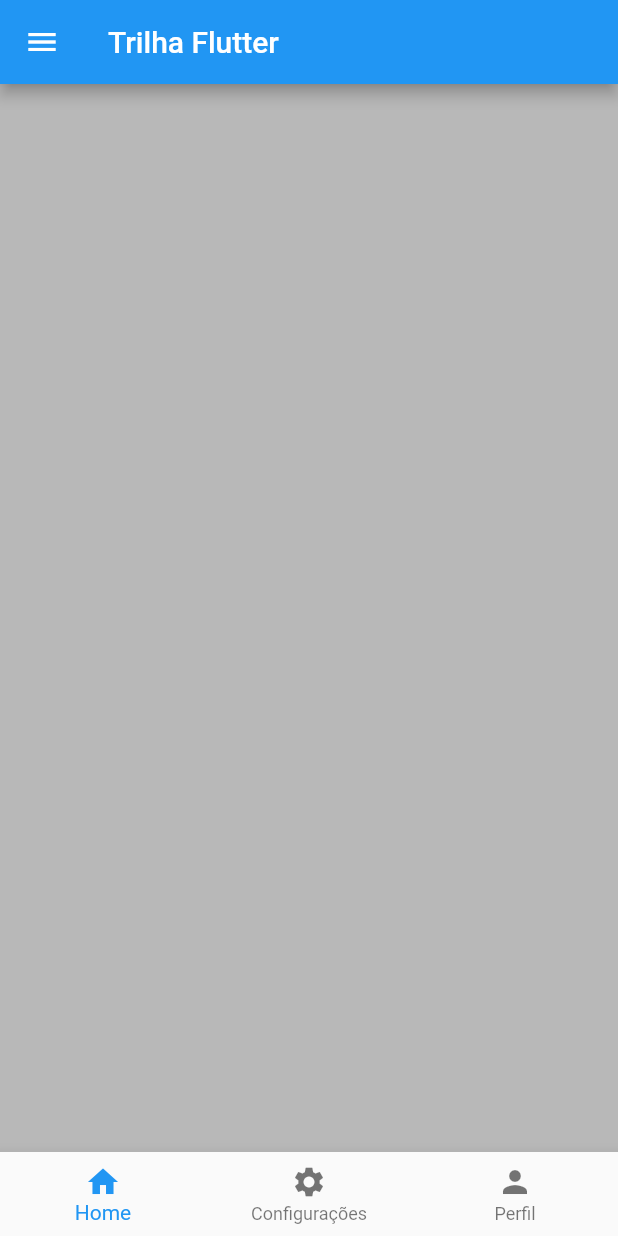
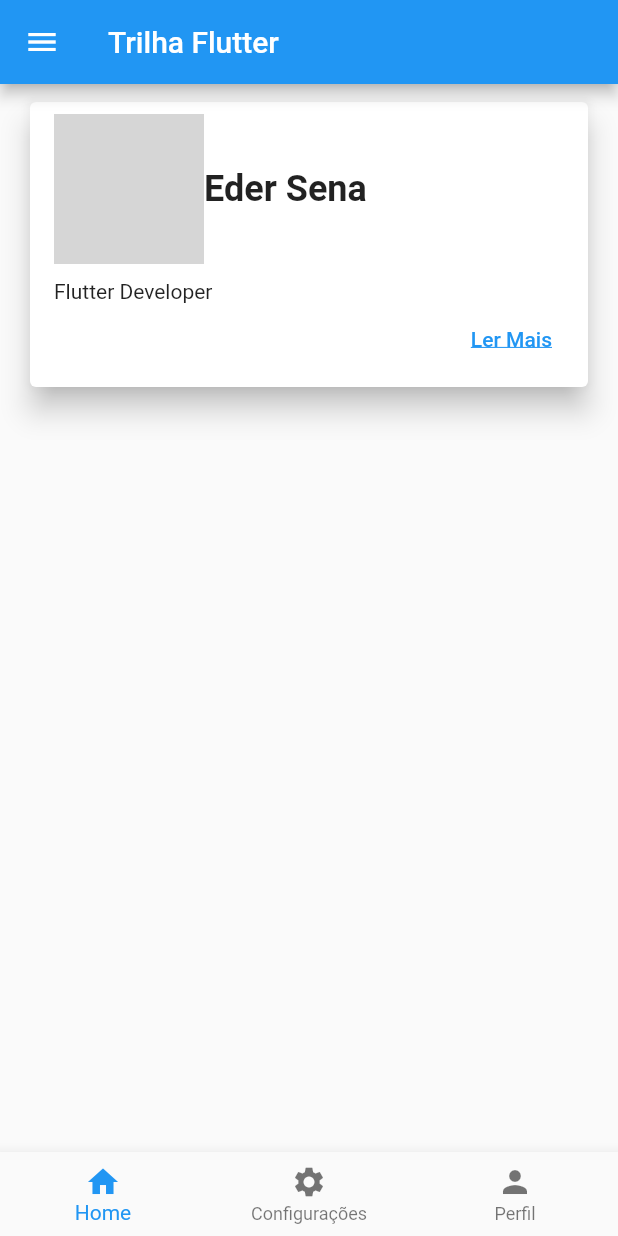
Before and after one commit to ederusena/DioFlutterTrilha, a Flutter app: the MainPage screen opened directly, on a phone screen of 412 x 824 dp. Run offline on Flutter 3.47's test engine with Material 2 defaults, Android fonts, the phone set to English and light mode, and no system bars; our stand-ins replace google_fonts; network calls fail; grey boxes are pictures that could not be loaded.

Commit message:
chore: Card

```diff
--- /dev/null
+++ b/lib/pages/card_page.dart
@@ -0,0 +1,58 @@
+import 'package:flutter/material.dart';
+
+class CardPage extends StatefulWidget {
+  const CardPage({super.key});
+
+  @override
+  State<CardPage> createState() => _CardPageState();
+}
+
+class _CardPageState extends State<CardPage> {
+  @override
+  Widget build(BuildContext context) {
+    return Column(children: [
+      Container(
+        margin: const EdgeInsets.symmetric(horizontal: 16, vertical: 8),
+        width: double.infinity,
+        child: Card(
+          elevation: 8,
+          child: Padding(
+            padding: const EdgeInsets.symmetric(horizontal: 16, vertical: 8),
+            child: Column(
+              crossAxisAlignment: CrossAxisAlignment.start,
+              children: [
+                Row(
+                  children: [
+                    ClipRRect(
+                      borderRadius: BorderRadius.circular(50),
+                      child: Image.network(
+                        'https://avatars.githubusercontent.com/u/26800480?v=4',
+                        width: 100,
+                        height: 100,
+                      ),
+                    ),
+                    const Text(
+                      'Eder Sena',
+                      style:
+                          TextStyle(fontSize: 24, fontWeight: FontWeight.bold),
+                    ),
+                  ],
+                ),
+                const SizedBox(height: 10),
+                const Text("Flutter Developer"),
+                Container(
+                    width: double.infinity,
+                    alignment: Alignment.centerRight,
+                    child: TextButton(
+                        onPressed: () {},
+                        child: const Text("Ler Mais",
+                            style: TextStyle(
+                                decoration: TextDecoration.underline))))
+              ],
+            ),
+          ),
+        ),
+      )
+    ]);
+  }
+}
--- a/lib/pages/home_page.dart
+++ b/lib/pages/home_page.dart
@@ -1,5 +1,5 @@
 import 'package:flutter/material.dart';
-import 'package:trilhapp/pages/pagina1.dart';
+import 'package:trilhapp/pages/card_page.dart';
 import 'package:trilhapp/pages/pagina2.dart';
 import 'package:trilhapp/pages/pagina3.dart';
 import 'package:trilhapp/shared/widget/custom_drawer.dart';
@@ -33,7 +33,7 @@ class _MainPageState extends State<MainPage> {
                   });
                 },
                 children: const [
-                  PaginaOnePage(),
+                  CardPage(),
                   PaginaTwoPage(),
                   PaginaThreePage()
                 ],
--- a/lib/pages/pagina1.dart
+++ /dev/null
@@ -1,15 +0,0 @@
-import 'package:flutter/material.dart';
-
-class PaginaOnePage extends StatefulWidget {
-  const PaginaOnePage({super.key});
-
-  @override
-  State<PaginaOnePage> createState() => _PaginaOnePageState();
-}
-
-class _PaginaOnePageState extends State<PaginaOnePage> {
-  @override
-  Widget build(BuildContext context) {
-    return Container(color: const Color.fromARGB(255, 184, 184, 184));
-  }
-}
```
